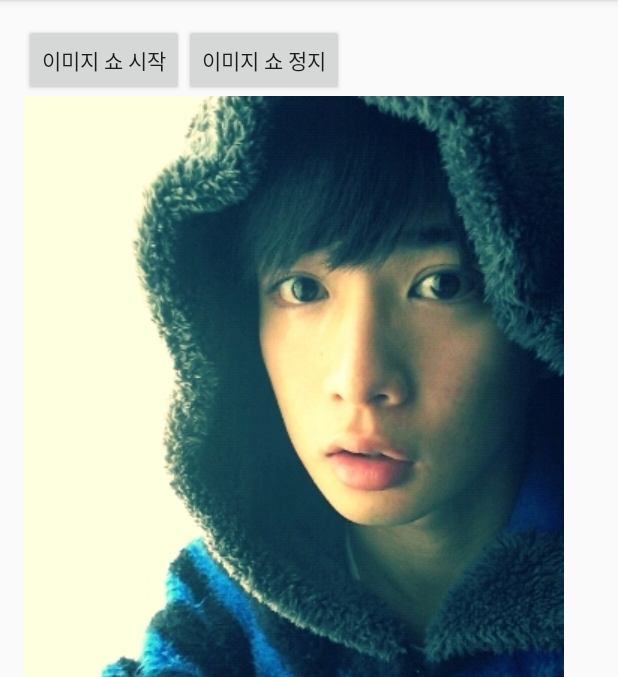
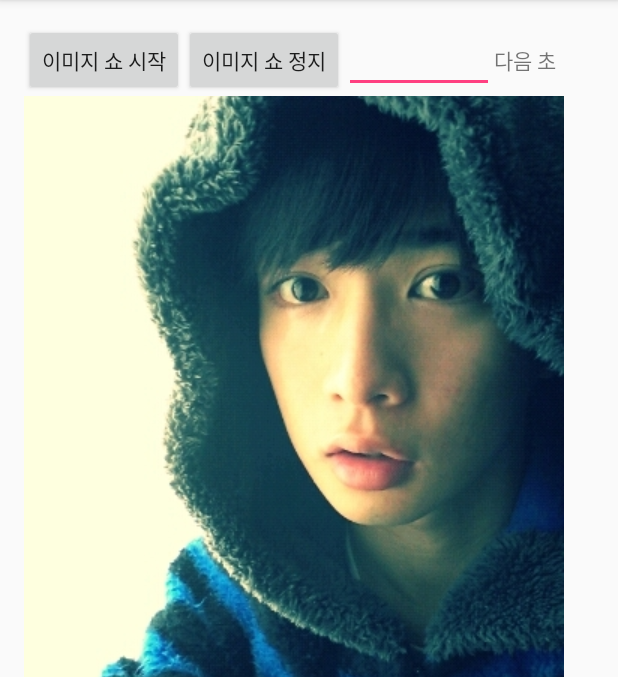
Before and after one commit to Wooyeonjae/imageSlideShow, an Android app: the screen it shows after launch (MainActivity), on a phone screen of 412 x 824 dp, the part 84-761 px from its top. Run offline under Robolectric (Android 15) with nearby library versions, the phone set to English and light mode, and no system bars.

Commit message:
#3 textview

```diff
--- a/app/src/main/java/kr/hs/emirim/yeonjae0331/imageslideshow/MainActivity.java
+++ b/app/src/main/java/kr/hs/emirim/yeonjae0331/imageslideshow/MainActivity.java
@@ -4,11 +4,14 @@ import android.support.v7.app.AppCompatActivity;
 import android.os.Bundle;
 import android.view.View;
 import android.widget.Button;
+import android.widget.EditText;
 import android.widget.ViewFlipper;
 
 public class MainActivity extends AppCompatActivity implements View.OnClickListener{
 
     ViewFlipper flip; //참조변수
+    EditText editTime;
+    int time;
 
     @Override
     protected void onCreate(Bundle savedInstanceState) {
@@ -16,8 +19,7 @@ public class MainActivity extends AppCompatActivity implements View.OnClickListe
         setContentView(R.layout.activity_main);
 
         flip=(ViewFlipper)findViewById(R.id.view_flip);
-
-        flip.setFlipInterval(1000);
+        editTime=(EditText)findViewById(R.id.edit_time);
 
         Button butStart=(Button)findViewById(R.id.but_start);
         butStart.setOnClickListener(this);
@@ -37,6 +39,8 @@ public class MainActivity extends AppCompatActivity implements View.OnClickListe
     public void onClick(View v) {
         switch(v.getId()){
             case R.id.but_start:
+                time=(int)Double.parseDouble(editTime.getText().toString())*1000;
+                flip.setFlipInterval(1000);
                 flip.startFlipping();
                 break;
             case R.id.but_stop:
--- a/app/src/main/res/layout/activity_main.xml
+++ b/app/src/main/res/layout/activity_main.xml
@@ -27,6 +27,17 @@
             android:layout_height="wrap_content"
             android:text="@string/but_text_stop"/>
 
+        <EditText
+            android:id="@+id/edit_time"
+            android:layout_width="100dp"
+            android:layout_height="wrap_content"
+            android:inputType="numberDecimal"/>
+
+        <TextView
+            android:layout_width="wrap_content"
+            android:layout_height="wrap_content"
+            android:text="@string/next_second"/>
+
     </LinearLayout>
 
     <ImageView
--- a/app/src/main/res/values/strings.xml
+++ b/app/src/main/res/values/strings.xml
@@ -2,4 +2,6 @@
     <string name="app_name">ImageSlideShow</string>
     <string name="but_text_start">이미지 쇼 시작</string>
     <string name="but_text_stop">이미지 쇼 정지</string>
+    <string name="next_second">다음 초</string>
+
 </resources>
```
